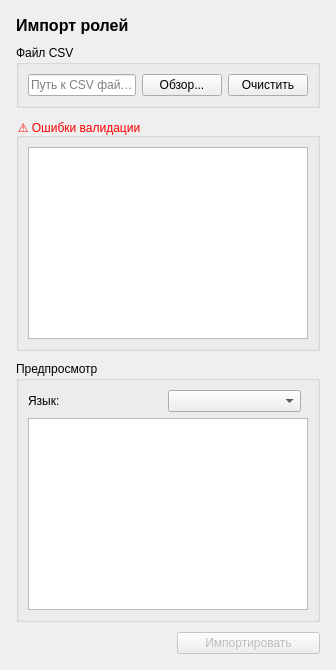
MelonKO/BotC_Stats, file DBConnect/src/ui/ImportRolesWidget.ui: the form before one commit.
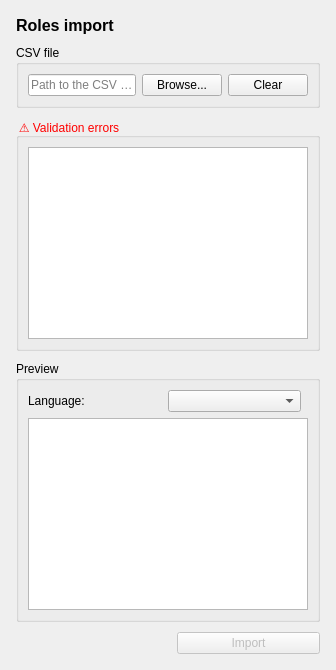
The form after the commit.

```diff
--- a/DBConnect/src/ui/ImportRolesWidget.ui
+++ b/DBConnect/src/ui/ImportRolesWidget.ui
@@ -16,7 +16,7 @@
             <item>
                 <widget class="QLabel">
                     <property name="text">
-                        <string>Импорт ролей</string>
+                        <string>Roles import</string>
                     </property>
                     <property name="styleSheet">
                         <string>font-size: 16px; font-weight: bold;</string>
@@ -27,7 +27,7 @@
             <item>
                 <widget class="QGroupBox">
                     <property name="title">
-                        <string>Файл CSV</string>
+                        <string>CSV file</string>
                     </property>
                     <layout class="QHBoxLayout">
                         <item>
@@ -36,14 +36,14 @@
                                     <bool>true</bool>
                                 </property>
                                 <property name="placeholderText">
-                                    <string>Путь к CSV файлу...</string>
+                                    <string>Path to the CSV file...</string>
                                 </property>
                             </widget>
                         </item>
                         <item>
                             <widget class="QPushButton" name="browseButton">
                                 <property name="text">
-                                    <string>Обзор...</string>
+                                    <string>Browse...</string>
                                 </property>
                                 <property name="maximumWidth">
                                     <number>90</number>
@@ -53,7 +53,7 @@
                         <item>
                             <widget class="QPushButton" name="clearButton">
                                 <property name="text">
-                                    <string>Очистить</string>
+                                    <string>Clear</string>
                                 </property>
                                 <property name="maximumWidth">
                                     <number>90</number>
@@ -68,7 +68,7 @@
             <item>
                 <widget class="QGroupBox" name="errorsGroup">
                     <property name="title">
-                        <string>⚠ Ошибки валидации</string>
+                        <string>⚠ Validation errors</string>
                     </property>
                     <property name="styleSheet">
                         <string>QGroupBox { color: red; }</string>
@@ -96,7 +96,7 @@
             <item>
                 <widget class="QGroupBox">
                     <property name="title">
-                        <string>Предпросмотр</string>
+                        <string>Preview</string>
                     </property>
                     <layout class="QVBoxLayout">
 
@@ -106,7 +106,7 @@
                                 <item>
                                     <widget class="QLabel">
                                         <property name="text">
-                                            <string>Язык:</string>
+                                            <string>Language:</string>
                                         </property>
                                     </widget>
                                 </item>
@@ -169,7 +169,7 @@
                     <item>
                         <widget class="QPushButton" name="importButton">
                             <property name="text">
-                                <string>Импортировать</string>
+                                <string>Import</string>
                             </property>
                             <property name="enabled">
                                 <bool>false</bool>
```
Left out of the diff: 20 changed lines with no effect on the pictures.
